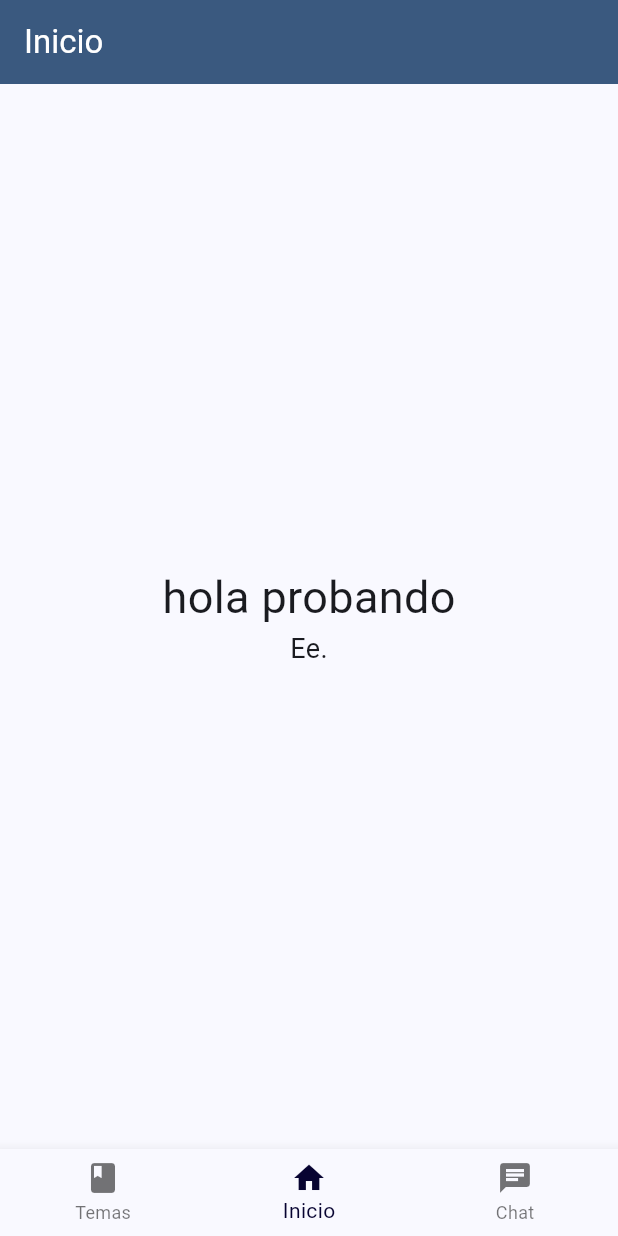
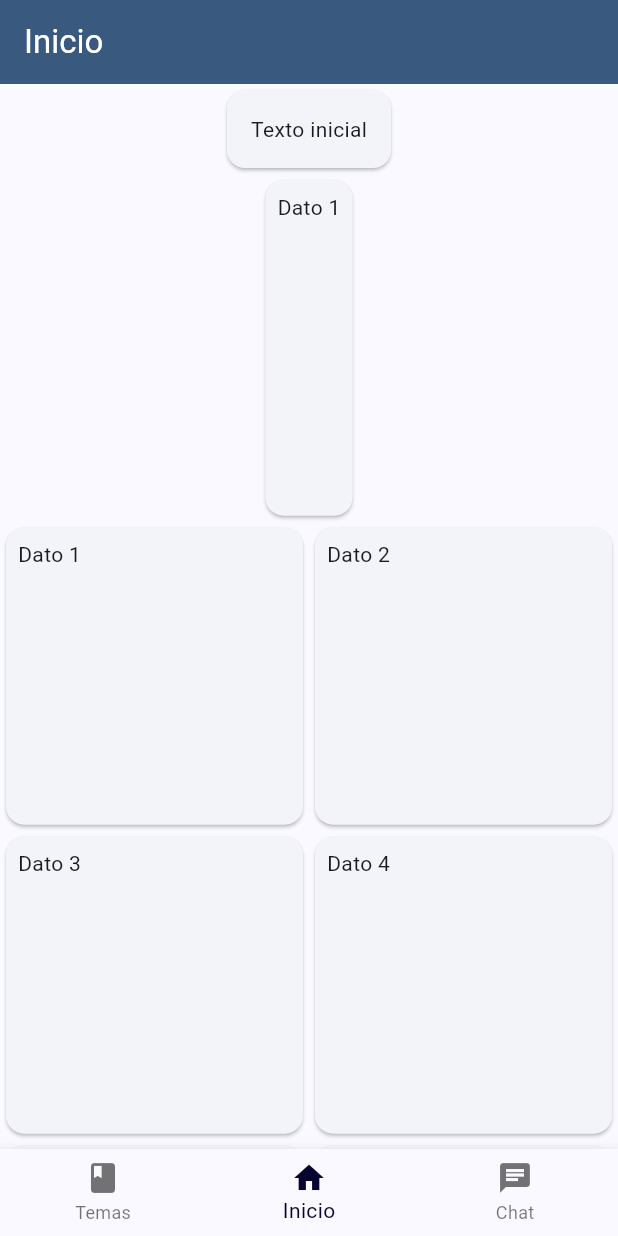
Before and after one commit to titanke/app_gemini, a Flutter app: the screen it shows after launch, on a phone screen of 412 x 824 dp. Run offline on Flutter 3.47's test engine with Material 3 defaults, Android fonts, the phone set to English and light mode, and no system bars; drawn by our look-alikes of carousel_slider.

Commit message:
agregando pantallas inicial y temas

```diff
--- a/lib/main.dart
+++ b/lib/main.dart
@@ -2,6 +2,7 @@ import 'package:app_gemini/pages/home.dart';
 import 'package:flutter/material.dart';
 import 'package:app_gemini/pages/chat.dart';
 import 'package:app_gemini/pages/topics.dart';
+import 'package:app_gemini/pages/detailT.dart';
 void main() {
   runApp(const MyApp());
 }
@@ -20,6 +21,9 @@ class MyApp extends StatelessWidget {
         useMaterial3: true,
       ),
       home:  Menu(),
+          routes: {
+      '/detail': (context) => DetailScreen(),
+    },
     );
   }
 }
--- /dev/null
+++ b/lib/pages/detailT.dart
@@ -0,0 +1,18 @@
+import 'package:flutter/material.dart';
+
+class DetailScreen extends StatelessWidget {
+  const DetailScreen({Key? key}) : super(key: key);
+
+  @override
+  Widget build(BuildContext context) {
+    final String dato = ModalRoute.of(context)?.settings.arguments as String;
+    return Scaffold(
+      appBar: AppBar(
+        title: Text('Detalle: $dato'),
+      ),
+      body: Center(
+        child: Text(dato),
+      ),
+    );
+  }
+}
--- a/lib/pages/home.dart
+++ b/lib/pages/home.dart
@@ -1,31 +1,88 @@
 import 'package:flutter/material.dart';
-
+import 'package:carousel_slider/carousel_slider.dart';
 
 class Homepage extends StatefulWidget {
+  const Homepage({Key? key}) : super(key: key);
+
   @override
-  _HomepageState createState() => _HomepageState();
+  State<Homepage> createState() => _HomepageState();
 }
 
 class _HomepageState extends State<Homepage> {
+  // Lista dinámica para el contenido
+  List<String> datos = ['Dato 1', 'Dato 2', 'Dato 3', 'Dato 4', 'Dato 5', 'Dato 6'];
+
+  // Ruta para la pantalla de detalle
+  final String detailScreenRoute = '/detail';
+
   @override
   Widget build(BuildContext context) {
     return Scaffold(
 
-      body: Center(
-        child: Column(
-          mainAxisAlignment: MainAxisAlignment.center,
-          children: <Widget>[
-            Text(
-              'hola probando',
-              style: TextStyle(fontSize: 30),
+      body: Column(
+        children: [
+          // Card inicial con texto
+          Card(
+            child: Padding(
+              padding: const EdgeInsets.all(16.0),
+              child: Text('Texto inicial'),
             ),
-            Text(
-              'Ee.',
-              style: TextStyle(fontSize: 18),
+          ),
+
+          // Carrusel de cards
+          SizedBox(
+            child: CarouselSlider.builder(
+              itemCount: datos.length <= 4 ? datos.length : 4,
+              itemBuilder: (context, index, carouselController) {
+                return GestureDetector(
+                  onTap: () => _navigateToDetailScreen(datos[index]),
+                  child: Card(
+                    child: Padding(
+                      padding: const EdgeInsets.all(8.0),
+                      child: Text(datos[index]),
+                    ),
+                  ),
+                );
+              },
+              options: CarouselOptions(
+                viewportFraction: 5,
+                initialPage: 0,
+                enableInfiniteScroll: false,
+                autoPlay: true,
+
+
+                scrollDirection: Axis.horizontal,
+              ),
             ),
-          ],
-        ),
+          ),
+
+
+          // Card Grid
+          Expanded(
+            child: GridView.builder(
+              gridDelegate: const SliverGridDelegateWithFixedCrossAxisCount(
+                crossAxisCount: 2,
+              ),
+              itemCount: datos.length,
+              itemBuilder: (context, index) {
+                return GestureDetector(
+                  onTap: () => _navigateToDetailScreen(datos[index]),
+                  child: Card(
+                    child: Padding(
+                      padding: const EdgeInsets.all(8.0),
+                      child: Text(datos[index]),
+                    ),
+                  ),
+                );
+              },
+            ),
+          ),
+        ],
       ),
     );
   }
+
+  void _navigateToDetailScreen(String dato) {
+    Navigator.pushNamed(context, detailScreenRoute, arguments: dato);
+  }
 }
--- a/pubspec.yaml
+++ b/pubspec.yaml
@@ -35,6 +35,7 @@ dependencies:
   # The following adds the Cupertino Icons font to your application.
   # Use with the CupertinoIcons class for iOS style icons.
   cupertino_icons: ^1.0.6
+  carousel_slider: ^4.2.1
 
 dev_dependencies:
   flutter_test:
```
Also changed, not shown: lib/pages/topics.dart (+60 -15 lines), pubspec.lock.
